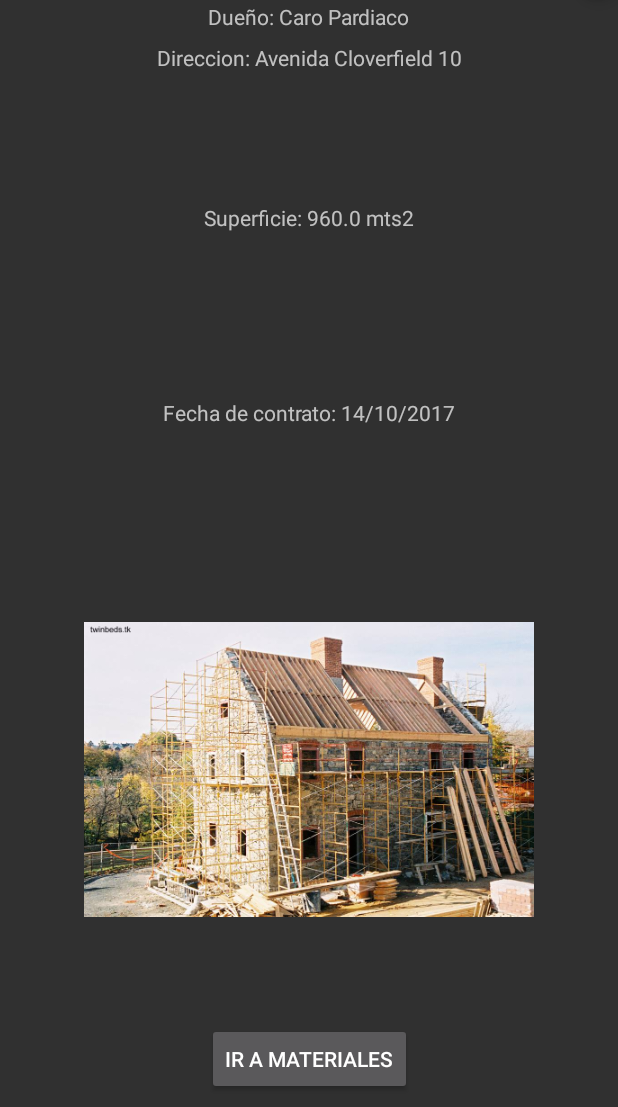
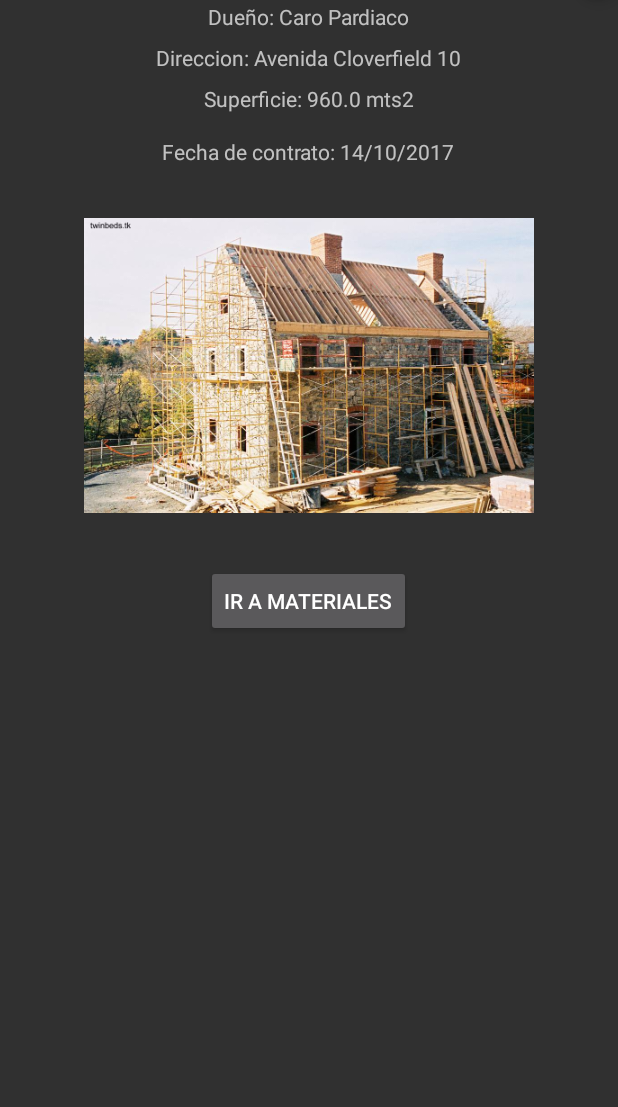
Before and after one commit to GeronimoAmarillo/BiosBooking-Android, an Android app: the screen it shows after launch (ObraDetailActivity), after a tap on "Identificador de obra:", on a phone screen of 412 x 824 dp, the part 129-1236 px from its top. Run offline under Robolectric (Android 15) with nearby library versions, the light colour scheme and no system bars.

Commit message:
Cambios graficos necesarios para pantallas Normal mas chicas

```diff
--- a/BiosBookingAndroid/app/src/main/res/layout-normal-land/fragment_obra_information.xml
+++ b/BiosBookingAndroid/app/src/main/res/layout-normal-land/fragment_obra_information.xml
@@ -7,9 +7,10 @@
 
     <!-- TODO: Update blank fragment layout -->
 
-    <android.support.constraint.ConstraintLayout
+    <LinearLayout
         android:layout_width="match_parent"
-        android:layout_height="match_parent">
+        android:layout_height="match_parent"
+        android:orientation="vertical">
 
         <TextView
             android:id="@+id/tvIdObra"
@@ -21,7 +22,8 @@
             android:text="IdObra"
             app:layout_constraintEnd_toEndOf="parent"
             app:layout_constraintStart_toStartOf="parent"
-            app:layout_constraintTop_toTopOf="parent" />
+            app:layout_constraintTop_toTopOf="parent"
+            android:layout_gravity="center"/>
 
         <TextView
             android:id="@+id/tvDueñoObra"
@@ -31,9 +33,7 @@
             android:text="Dueño"
             android:layout_marginStart="8dp"
             android:layout_marginTop="8dp"
-            app:layout_constraintEnd_toEndOf="parent"
-            app:layout_constraintStart_toStartOf="parent"
-            app:layout_constraintTop_toBottomOf="@+id/tvIdObra" />
+            android:layout_gravity="center"/>
 
         <TextView
             android:id="@+id/tvDireccionObra"
@@ -43,48 +43,32 @@
             android:text="DireccionObra"
             android:layout_marginStart="8dp"
             android:layout_marginTop="8dp"
-            app:layout_constraintEnd_toEndOf="parent"
-            app:layout_constraintStart_toStartOf="parent"
-            app:layout_constraintTop_toBottomOf="@+id/tvDueñoObra" />
+            android:layout_gravity="center"/>
 
         <TextView
             android:id="@+id/tvMetrosCuadrados"
             android:layout_width="wrap_content"
             android:layout_height="wrap_content"
-            android:layout_marginBottom="24dp"
-            android:layout_marginEnd="8dp"
-            android:layout_marginStart="8dp"
-            android:layout_marginTop="8dp"
+            android:layout_margin="8dp"
             android:text="MetrosCuadrados"
-            app:layout_constraintBottom_toTopOf="@+id/tvFechaContrato"
-            app:layout_constraintEnd_toEndOf="parent"
-            app:layout_constraintStart_toStartOf="parent"
-            app:layout_constraintTop_toBottomOf="@+id/tvDireccionObra" />
+            android:layout_gravity="center"/>
 
         <TextView
             android:id="@+id/tvFechaContrato"
             android:layout_width="wrap_content"
             android:layout_height="wrap_content"
-            android:layout_marginBottom="24dp"
-            android:layout_marginEnd="8dp"
-            android:layout_marginStart="8dp"
-            android:layout_marginTop="8dp"
+            android:layout_margin="8dp"
             android:text="Fecha Contrato"
-            app:layout_constraintBottom_toTopOf="@+id/ivFotoObra"
-            app:layout_constraintEnd_toEndOf="parent"
-            app:layout_constraintStart_toStartOf="parent"
-            app:layout_constraintTop_toBottomOf="@+id/tvMetrosCuadrados" />
+            android:layout_gravity="center"/>
 
         <ImageView
             android:id="@+id/ivFotoObra"
-            android:layout_width="120dp"
-            android:layout_height="70dp"
-            android:layout_marginBottom="44dp"
+            android:layout_width="150dp"
+            android:layout_height="50dp"
+            android:layout_marginBottom="8dp"
             android:layout_marginEnd="8dp"
             android:layout_marginStart="8dp"
-            app:layout_constraintBottom_toTopOf="@+id/btnVerMateriales"
-            app:layout_constraintEnd_toEndOf="parent"
-            app:layout_constraintStart_toStartOf="parent" />
+            android:layout_gravity="center"/>
 
         <Button
             android:id="@+id/btnVerMateriales"
@@ -94,11 +78,9 @@
             android:layout_marginEnd="8dp"
             android:layout_marginStart="8dp"
             android:text="Ir a Materiales"
-            app:layout_constraintBottom_toBottomOf="parent"
-            app:layout_constraintEnd_toEndOf="parent"
-            app:layout_constraintStart_toStartOf="parent" />
+            android:layout_gravity="center"/>
 
-    </android.support.constraint.ConstraintLayout>
+    </LinearLayout>
 
 
 </FrameLayout>
--- a/BiosBookingAndroid/app/src/main/res/layout/fragment_obra_information.xml
+++ b/BiosBookingAndroid/app/src/main/res/layout/fragment_obra_information.xml
@@ -7,9 +7,10 @@
 
     <!-- TODO: Update blank fragment layout -->
 
-    <android.support.constraint.ConstraintLayout
+    <LinearLayout
         android:layout_width="match_parent"
-        android:layout_height="match_parent">
+        android:layout_height="match_parent"
+        android:orientation="vertical">
 
         <TextView
             android:id="@+id/tvIdObra"
@@ -21,7 +22,8 @@
             android:text="IdObra"
             app:layout_constraintEnd_toEndOf="parent"
             app:layout_constraintStart_toStartOf="parent"
-            app:layout_constraintTop_toTopOf="parent" />
+            app:layout_constraintTop_toTopOf="parent"
+            android:layout_gravity="center"/>
 
         <TextView
             android:id="@+id/tvDueñoObra"
@@ -31,9 +33,7 @@
             android:text="Dueño"
             android:layout_marginStart="8dp"
             android:layout_marginTop="8dp"
-            app:layout_constraintEnd_toEndOf="parent"
-            app:layout_constraintStart_toStartOf="parent"
-            app:layout_constraintTop_toBottomOf="@+id/tvIdObra" />
+            android:layout_gravity="center"/>
 
         <TextView
             android:id="@+id/tvDireccionObra"
@@ -43,48 +43,32 @@
             android:text="DireccionObra"
             android:layout_marginStart="8dp"
             android:layout_marginTop="8dp"
-            app:layout_constraintEnd_toEndOf="parent"
-            app:layout_constraintStart_toStartOf="parent"
-            app:layout_constraintTop_toBottomOf="@+id/tvDueñoObra" />
+            android:layout_gravity="center"/>
 
         <TextView
             android:id="@+id/tvMetrosCuadrados"
             android:layout_width="wrap_content"
             android:layout_height="wrap_content"
-            android:layout_marginBottom="24dp"
-            android:layout_marginEnd="8dp"
-            android:layout_marginStart="8dp"
-            android:layout_marginTop="8dp"
+            android:layout_margin="8dp"
             android:text="MetrosCuadrados"
-            app:layout_constraintBottom_toTopOf="@+id/tvFechaContrato"
-            app:layout_constraintEnd_toEndOf="parent"
-            app:layout_constraintStart_toStartOf="parent"
-            app:layout_constraintTop_toBottomOf="@+id/tvDireccionObra" />
+            android:layout_gravity="center"/>
 
         <TextView
             android:id="@+id/tvFechaContrato"
             android:layout_width="wrap_content"
             android:layout_height="wrap_content"
-            android:layout_marginBottom="24dp"
-            android:layout_marginEnd="8dp"
-            android:layout_marginStart="8dp"
-            android:layout_marginTop="8dp"
+            android:layout_margin="8dp"
             android:text="Fecha Contrato"
-            app:layout_constraintBottom_toTopOf="@+id/ivFotoObra"
-            app:layout_constraintEnd_toEndOf="parent"
-            app:layout_constraintStart_toStartOf="parent"
-            app:layout_constraintTop_toBottomOf="@+id/tvMetrosCuadrados" />
+            android:layout_gravity="center"/>
 
         <ImageView
             android:id="@+id/ivFotoObra"
             android:layout_width="300dp"
             android:layout_height="250dp"
-            android:layout_marginBottom="44dp"
+            android:layout_marginBottom="8dp"
             android:layout_marginEnd="8dp"
             android:layout_marginStart="8dp"
-            app:layout_constraintBottom_toTopOf="@+id/btnVerMateriales"
-            app:layout_constraintEnd_toEndOf="parent"
-            app:layout_constraintStart_toStartOf="parent" />
+            android:layout_gravity="center"/>
 
         <Button
             android:id="@+id/btnVerMateriales"
@@ -94,11 +78,9 @@
             android:layout_marginEnd="8dp"
             android:layout_marginStart="8dp"
             android:text="Ir a Materiales"
-            app:layout_constraintBottom_toBottomOf="parent"
-            app:layout_constraintEnd_toEndOf="parent"
-            app:layout_constraintStart_toStartOf="parent" />
+            android:layout_gravity="center"/>
 
-    </android.support.constraint.ConstraintLayout>
+    </LinearLayout>
 
 
 </FrameLayout>
```
Also changed, not shown: BiosBookingAndroid/app/src/main/res/layout-large-land/activity_movimientos.xml (added, +148 -0 lines), BiosBookingAndroid/app/src/main/res/layout-normal-land/activity_movimientos.xml (added, +168 -0 lines).
